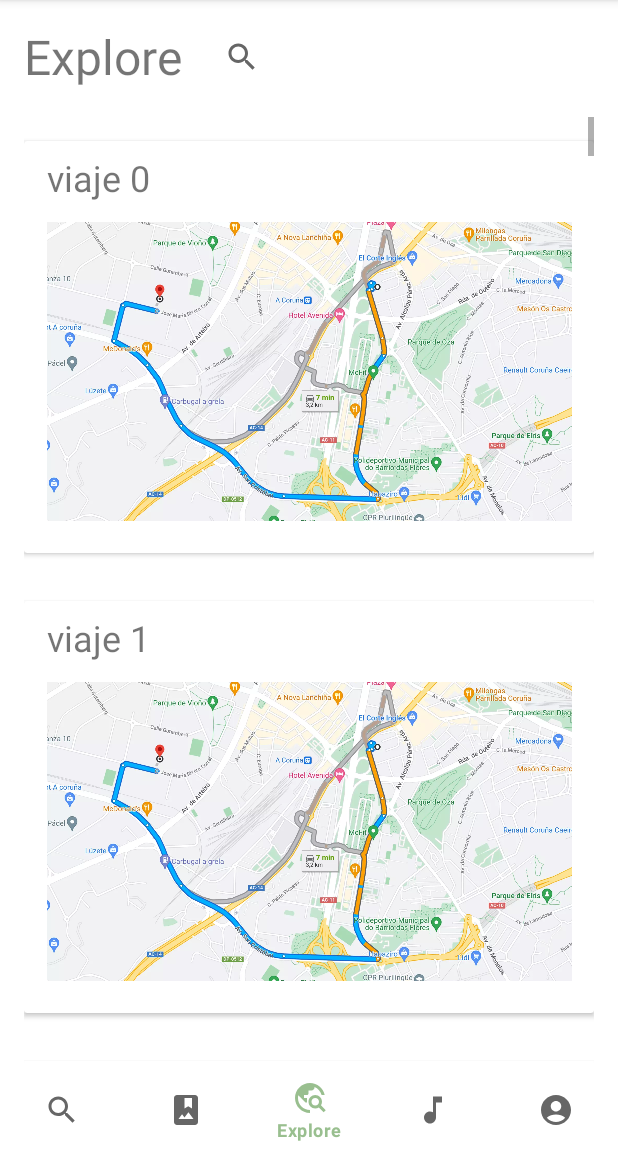
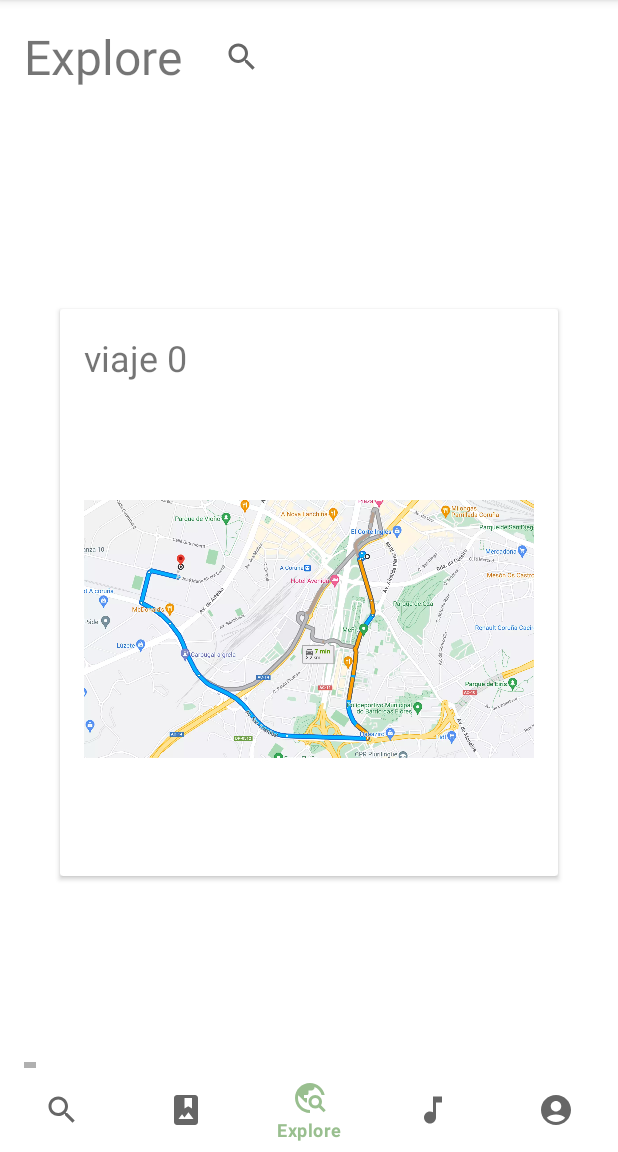
Before and after one commit to juan-fontenla/jacx, an Android app: the TripsFragment screen opened directly, with no data from a screen before it, item 3 of the bottom bar chosen, on a phone screen of 412 x 824 dp, the part 84-1236 px from its top. Run offline under Robolectric (Android 15) with nearby library versions, the phone set to English and light mode, and no system bars.

Commit message:
refactor: Add sample data to planned trips view

```diff
--- a/app/src/main/java/com/apm/jacx/TripsFragment.kt
+++ b/app/src/main/java/com/apm/jacx/TripsFragment.kt
@@ -2,10 +2,15 @@
 
 import android.content.Intent
 import android.os.Bundle
+import android.util.Log
 import androidx.fragment.app.Fragment
 import android.view.LayoutInflater
 import android.view.View
 import android.view.ViewGroup
+import android.widget.Toast
+import androidx.recyclerview.widget.RecyclerView
+import com.apm.jacx.adapter.ItemTripAdapter
+import com.apm.jacx.data.Datasource
 import com.google.android.material.floatingactionbutton.FloatingActionButton
 
 // TODO: Rename parameter arguments, choose names that match
@@ -46,7 +51,9 @@
         savedInstanceState: Bundle?
     ): View? {
         // Inflate the layout for this fragment
-        return inflater.inflate(R.layout.fragment_trips, container, false)
+        val viewFragment = inflater.inflate(R.layout.fragment_trips, container, false)
+        loadTripsFragmentData(viewFragment)
+        return viewFragment
     }
 
     private fun onJoinButtonClick() {
@@ -82,4 +89,19 @@
                 }
             }
     }
+
+    private fun loadTripsFragmentData(viewFragment: View ) {
+        // Initialize data.
+        val myDataset = Datasource().loadTrips()
+
+        Log.d("Trips dataset loaded", myDataset.toString())
+
+        val recyclerView = viewFragment.findViewById<RecyclerView>(R.id.list_own_trips)
+        recyclerView?.adapter = context?.let { ItemTripAdapter(it, myDataset) }
+
+        // Use this setting to improve performance if you know that changes
+        // in content do not change the layout size of the RecyclerView
+        // recyclerView.setHasFixedSize(true)
+
+    }
 }
--- a/app/src/main/res/layout/fragment_explore.xml
+++ b/app/src/main/res/layout/fragment_explore.xml
@@ -16,7 +16,8 @@
         android:layout_marginStart="16dp"
         android:layout_marginTop="16dp"
         android:layout_marginEnd="16dp"
-        android:scrollbars="vertical"
+        android:orientation="horizontal"
+        android:scrollbars="horizontal"
         app:layoutManager="LinearLayoutManager"
         app:layout_constraintBottom_toBottomOf="parent"
         app:layout_constraintEnd_toEndOf="parent"
--- a/app/src/main/res/layout/list_trip_item.xml
+++ b/app/src/main/res/layout/list_trip_item.xml
@@ -2,50 +2,50 @@
 <androidx.constraintlayout.widget.ConstraintLayout xmlns:android="http://schemas.android.com/apk/res/android"
     xmlns:app="http://schemas.android.com/apk/res-auto"
     xmlns:tools="http://schemas.android.com/tools"
-    android:layout_width="wrap_content"
-    android:layout_height="wrap_content">
+    android:layout_width="match_parent"
+    android:layout_height="match_parent">
 
     <androidx.cardview.widget.CardView
         android:id="@+id/card_trip"
-        android:layout_width="wrap_content"
-        android:layout_height="wrap_content"
+        android:layout_width="0dp"
+        android:layout_height="0dp"
         android:layout_marginStart="24dp"
-        android:layout_marginTop="16dp"
+        android:layout_marginTop="128dp"
         android:layout_marginEnd="24dp"
-        android:layout_marginBottom="16dp"
+        android:layout_marginBottom="128dp"
         app:layout_constraintBottom_toBottomOf="parent"
         app:layout_constraintEnd_toEndOf="parent"
         app:layout_constraintStart_toStartOf="parent"
         app:layout_constraintTop_toTopOf="parent">
 
         <androidx.constraintlayout.widget.ConstraintLayout
-            android:layout_width="wrap_content"
-            android:layout_height="wrap_content">
+            android:layout_width="match_parent"
+            android:layout_height="match_parent">
+
+            <TextView
+                android:id="@+id/title_trip"
+                android:layout_width="wrap_content"
+                android:layout_height="wrap_content"
+                android:layout_marginStart="16dp"
+                android:layout_marginTop="16dp"
+                android:textSize="24sp"
+                app:layout_constraintStart_toStartOf="parent"
+                app:layout_constraintTop_toTopOf="parent"
+                tools:text="Viaje 00" />
 
             <ImageView
                 android:id="@+id/image_of_trip"
-                android:layout_width="350dp"
-                android:layout_height="210dp"
+                android:layout_width="0dp"
+                android:layout_height="0dp"
                 android:layout_marginStart="16dp"
+                android:layout_marginTop="16dp"
                 android:layout_marginEnd="16dp"
                 android:layout_marginBottom="16dp"
                 app:layout_constraintBottom_toBottomOf="parent"
                 app:layout_constraintEnd_toEndOf="parent"
                 app:layout_constraintStart_toStartOf="parent"
+                app:layout_constraintTop_toBottomOf="@id/title_trip"
                 app:srcCompat="@drawable/demo_maps" />
-
-            <TextView
-                android:id="@+id/title_trip"
-                android:layout_width="wrap_content"
-                android:layout_height="wrap_content"
-                android:layout_marginTop="8dp"
-                android:layout_marginBottom="8dp"
-                android:textSize="24sp"
-                app:layout_constraintBottom_toTopOf="@+id/image_of_trip"
-                app:layout_constraintStart_toStartOf="@+id/image_of_trip"
-                app:layout_constraintTop_toTopOf="parent"
-                app:layout_constraintVertical_bias="1.0"
-                tools:text="Viaje 00" />
 
         </androidx.constraintlayout.widget.ConstraintLayout>
 
```
Also changed, not shown: app/src/main/res/layout/fragment_trips.xml (+33 -15 lines), app/src/main/res/values/strings.xml (+25 -22 lines), 1 other file.
